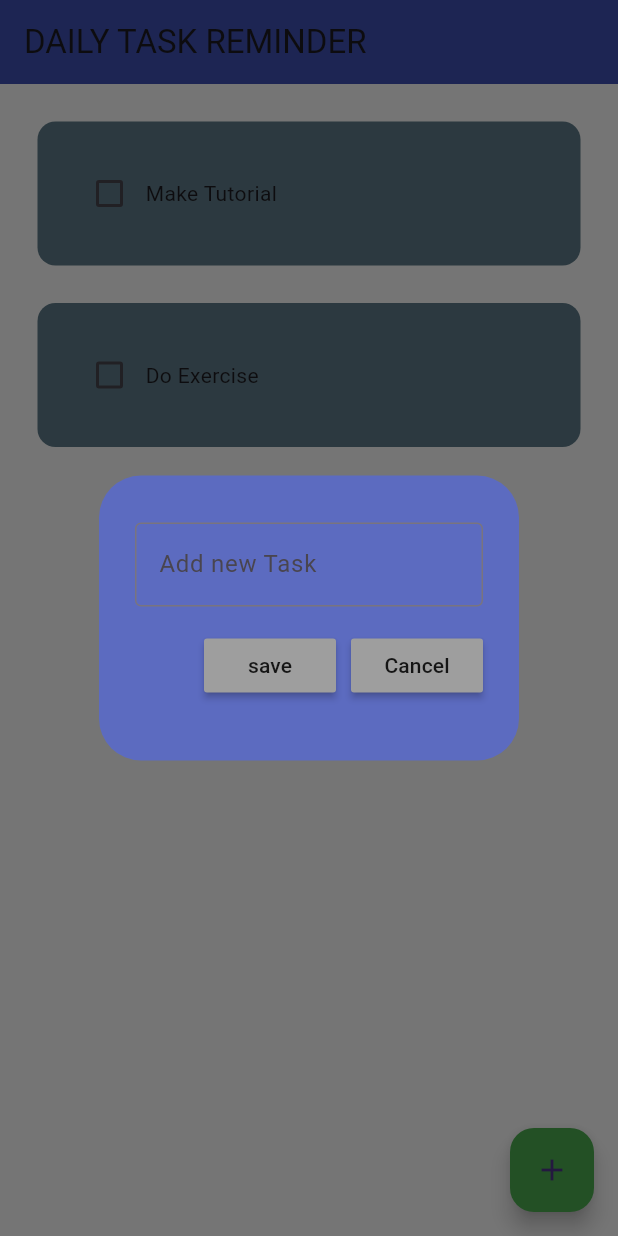
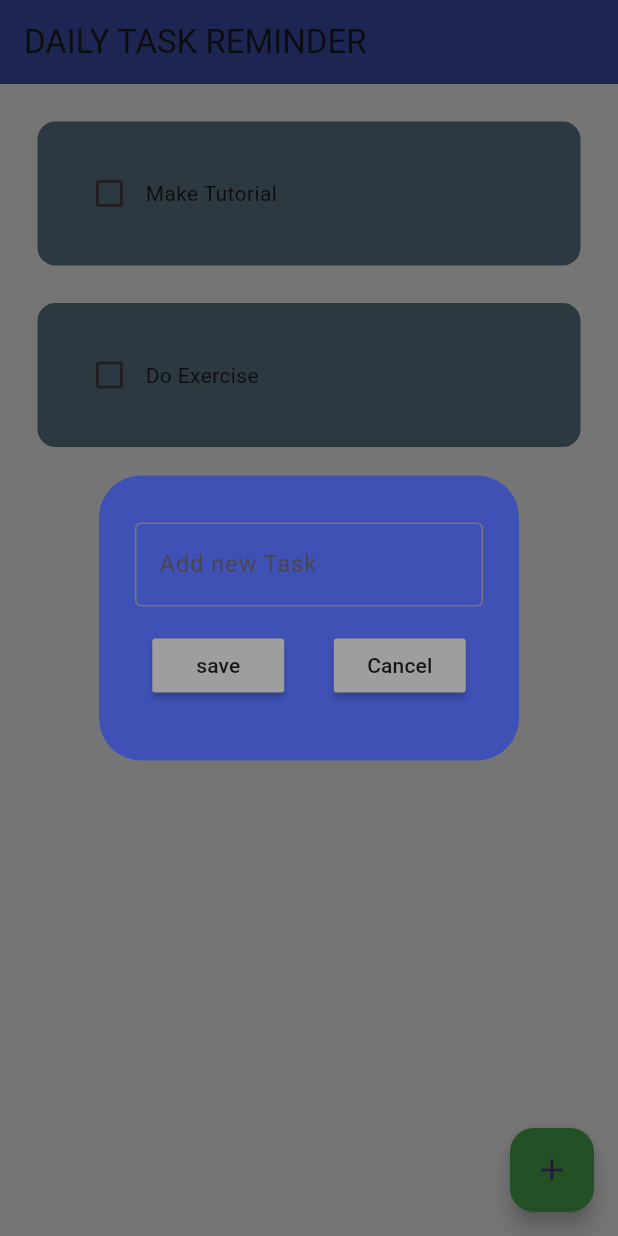
Before and after one commit to hamzeedev/to-do-app-flutter, a Flutter app: the screen it shows after launch, after a tap on the "add" icon, on a phone screen of 412 x 824 dp. Run offline on Flutter 3.47's test engine with Material 3 defaults, Android fonts, the phone set to English and light mode, and no system bars; drawn by our look-alikes of flutter_slidable; our stand-ins replace hive_flutter; accounts and stored records are empty.

Commit message:
some settings

```diff
--- a/lib/pages/home_page.dart
+++ b/lib/pages/home_page.dart
@@ -5,7 +5,7 @@ import 'package:taskapp/util/dialog_box.dart';
 import 'package:taskapp/util/todo_tile.dart';
 
 class HomePage extends StatefulWidget {
-  HomePage({Key? key}) : super(key: key);
+  const HomePage({super.key});
 
   @override
   State<HomePage> createState() => _HomePageState();
@@ -82,13 +82,13 @@ final _controller = TextEditingController();
     return Scaffold(
       backgroundColor: Colors.white,
       appBar: AppBar(
-        title: Text("DAILY TASK REMINDER"),
+        title: const Text("DAILY TASK REMINDER"),
         backgroundColor: Colors.indigo,
       ),
       floatingActionButton: FloatingActionButton(
         backgroundColor: Colors.green,
         onPressed: createNewTask,
-        child: Icon( Icons.add),
+        child: const Icon( Icons.add),
          ),
 
       body: ListView.builder(
--- a/lib/util/dialog_box.dart
+++ b/lib/util/dialog_box.dart
@@ -16,21 +16,21 @@ class DialogBox extends StatelessWidget {
   @override
   Widget build(BuildContext context) {
     return AlertDialog(
-      backgroundColor: Colors.indigo[400],
-      content:  Container(
+      backgroundColor: Colors.indigo,
+      content:  SizedBox(
         height: 150,
         child: Column(
           mainAxisAlignment: MainAxisAlignment.spaceEvenly,
           children: [
             TextField(
               controller: conroller ,
-              decoration: InputDecoration(
+              decoration: const InputDecoration(
                 border: OutlineInputBorder(),
                 hintText: "Add new Task"
               ),
             ),
             Row(
-              mainAxisAlignment: MainAxisAlignment.end,
+              mainAxisAlignment: MainAxisAlignment.spaceEvenly,
               children: [
 
                 //save button
--- a/lib/util/todo_tile.dart
+++ b/lib/util/todo_tile.dart
@@ -34,7 +34,11 @@ class ToDoTile extends StatelessWidget {
           ]
           ),
         child: Container(
-          padding: EdgeInsets.all(24),
+          padding: const EdgeInsets.all(24),
+          decoration: BoxDecoration(
+            color: Colors.blueGrey,
+            borderRadius: BorderRadius.circular(12),
+          ),
           child: Row(
             children: [
               Checkbox(
@@ -47,10 +51,6 @@ class ToDoTile extends StatelessWidget {
                 ),
             ],
           ),
-          decoration: BoxDecoration(
-            color: Colors.blueGrey,
-            borderRadius: BorderRadius.circular(12),
-          ),
         ),
       ),
     );
--- a/pubspec.yaml
+++ b/pubspec.yaml
@@ -38,12 +38,12 @@ dependencies:
   # The following adds the Cupertino Icons font to your application.
   # Use with the CupertinoIcons class for iOS style icons.
   cupertino_icons: ^1.0.2
-  flutter_slidable: ^1.2.0
+  flutter_slidable: ^3.1.0
 
 dev_dependencies:
   flutter_test:
     sdk: flutter
-  hive_generator: ^1.1.3
+  hive_generator: ^2.0.1
   build_runner: ^2.1.11
 
   # The "flutter_lints" package below contains a set of recommended lints to
@@ -51,7 +51,7 @@ dev_dependencies:
   # activated in the `analysis_options.yaml` file located at the root of your
   # package. See that file for information about deactivating specific lint
   # rules and activating additional ones.
-  flutter_lints: ^2.0.0
+  flutter_lints: ^3.0.2
 
 # For information on the generic Dart part of this file, see the
 # following page: https://dart.dev/tools/pub/pubspec
```
Also changed, not shown: pubspec.lock, 155 other files.
